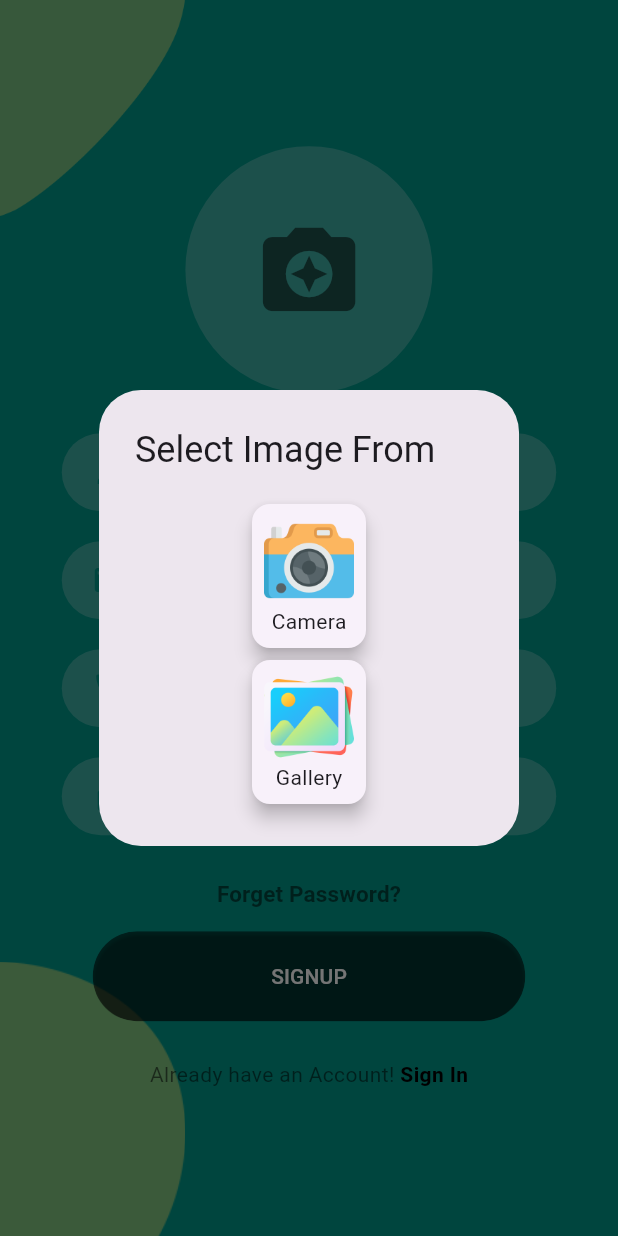
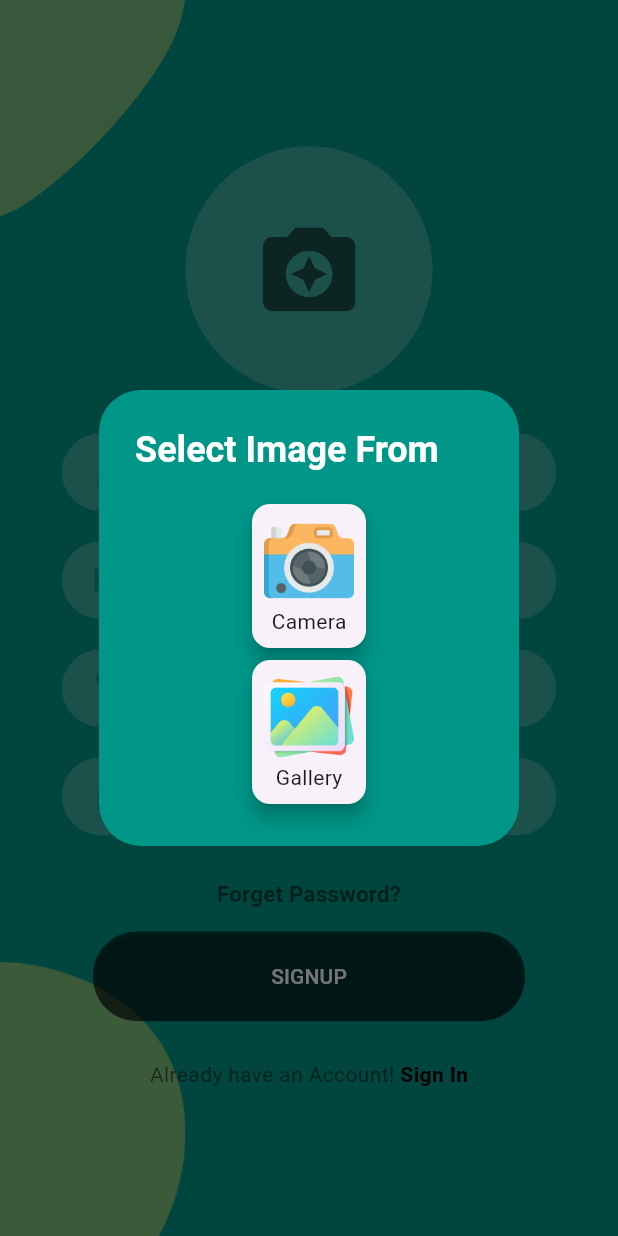
Before and after one commit to sharjeel1856/Libass-Bazaar-, a Flutter app: the SignUpScreen screen opened directly, after a tap on the "camera enhance" icon, on a phone screen of 412 x 824 dp. Run offline on Flutter 3.47's test engine with Material 3 defaults, Android fonts, the phone set to English and light mode, and no system bars; our stand-ins replace cloud_firestore, firebase_auth, firebase_core, firebase_storage, fluttertoast, geocoding and 3 more; missing offline and left inert: firebase_app_check, flutter_image_slider; accounts and stored records are empty; project files that could hold a hidden picture were left out.

Commit message:
image picker color change

```diff
--- a/lib/SignupScreen/body.dart
+++ b/lib/SignupScreen/body.dart
@@ -69,7 +69,14 @@ class _SignupBodyState extends State<SignupBody> {
         context: context,
         builder: (context) {
           return AlertDialog(
-            title: Text('Select Image From'),
+            backgroundColor: Colors.teal,
+            title: Text(
+              'Select Image From',
+              style: TextStyle(
+                color: Colors.white,
+                fontWeight: FontWeight.bold,
+              ),
+            ),
             content: Column(
               mainAxisSize: MainAxisSize.min,
               children: [
```
